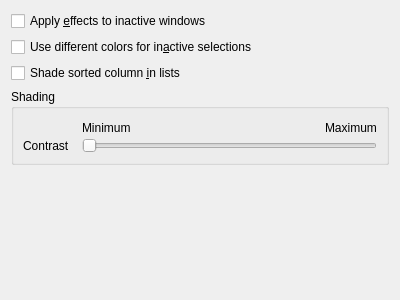
feren-OS/plasma-workspace, file kcms/colors/editor/scmeditoroptions.ui: the form before one commit.
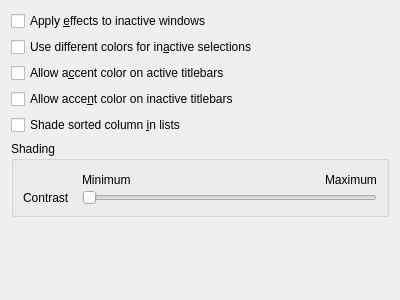
The form after the commit.

```diff
--- a/kcms/colors/editor/scmeditoroptions.ui
+++ b/kcms/colors/editor/scmeditoroptions.ui
@@ -25,6 +25,20 @@
      </property>
     </widget>
    </item>
+   <item>
+    <widget class="QCheckBox" name="accentActiveTitlebar">
+     <property name="text">
+      <string>Allow a&amp;ccent color on active titlebars</string>
+     </property>
+    </widget>
+   </item>
+   <item>
+    <widget class="QCheckBox" name="accentInactiveTitlebar">
+     <property name="text">
+      <string>Allow acce&amp;nt color on inactive titlebars</string>
+     </property>
+    </widget>
+   </item>
    <item>
     <widget class="QCheckBox" name="shadeSortedColumn">
      <property name="text">
```
